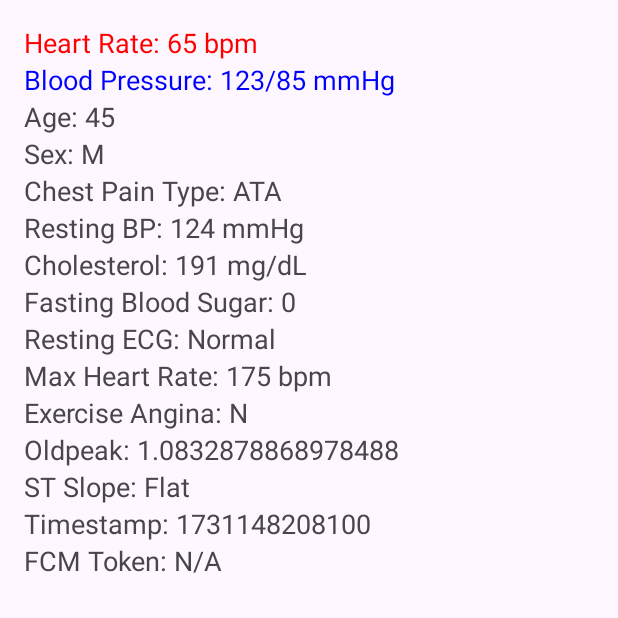
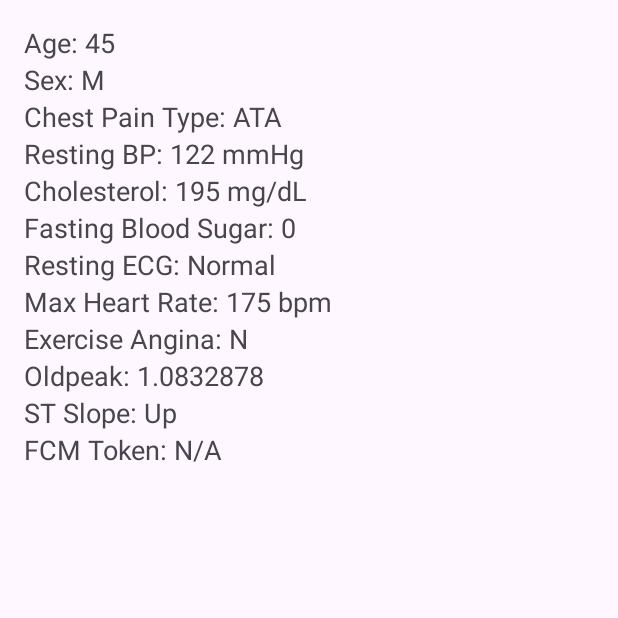
Before and after one commit to maggieqin0506/HeartAnomalyDetection, an Android app: the screen it shows after launch (MainActivity), on a phone screen of 412 x 824 dp, the top half of it. Run offline under Robolectric (Android 15) with nearby library versions, the phone set to English and light mode, and no system bars; libraries missing offline, so code that uses them is left out: info.mqtt.android, org.eclipse.paho; 7 statements that could not run were skipped.

Commit message:
finally works

```diff
--- a/CardioAlert/app/src/main/java/com/example/cardioalert/MainActivity.kt
+++ b/CardioAlert/app/src/main/java/com/example/cardioalert/MainActivity.kt
@@ -14,6 +14,8 @@ import androidx.appcompat.app.AppCompatActivity
 import androidx.core.app.NotificationCompat
 import androidx.lifecycle.lifecycleScope
 import com.example.cardioalert.databinding.ActivityMainBinding
+import com.google.android.gms.tasks.OnCompleteListener
+import com.google.firebase.messaging.FirebaseMessaging
 import com.google.firebase.messaging.FirebaseMessagingService
 import com.google.firebase.messaging.RemoteMessage
 import com.google.gson.Gson
@@ -49,8 +51,6 @@ class MainActivity : AppCompatActivity() {
     var baselineMaxHR = 220 - age     // Maximum heart rate based on age
     var baselineRestingBP = 120
     var baselineCholesterol = 200
-    var baselineSystolic = 120
-    var baselineDiastolic = 80
     var baselineOldpeak = 1.0
 
     override fun onCreate(savedInstanceState: Bundle?) {
@@ -119,26 +119,19 @@ class MainActivity : AppCompatActivity() {
             while (keepRunning) {
                 // Generate fake data
                 val fakeData = generateFakeData()
+                binding.ageTextView.text = "Age: ${fakeData.Age}"
+                binding.sexTextView.text = "Sex: ${fakeData.Sex}"
+                binding.chestPainTypeTextView.text = "Chest Pain Type: ${fakeData.ChestPainType}"
+                binding.restingBPTextView.text = "Resting BP: ${fakeData.RestingBP} mmHg"
+                binding.cholesterolTextView.text = "Cholesterol: ${fakeData.Cholesterol} mg/dL"
+                binding.fastingBSTextView.text = "Fasting Blood Sugar: ${fakeData.FastingBS}"
+                binding.restingECGTextView.text = "Resting ECG: ${fakeData.RestingECG}"
+                binding.maxHRTextView.text = "Max Heart Rate: ${fakeData.MaxHR} bpm"
+                binding.exerciseAnginaTextView.text = "Exercise Angina: ${fakeData.ExerciseAngina}"
+                binding.oldpeakTextView.text = "Oldpeak: ${fakeData.Oldpeak}"
+                binding.stSlopeTextView.text = "ST Slope: ${fakeData.ST_Slope}"
+                binding.fcmTokenTextView.text = "FCM Token: ${fakeData.DEVICE_ID ?: "N/A"}"
 
-                // Update the UI with the fake data
-                binding.heartRateTextView.text = "Heart Rate: ${fakeData.heartRate} bpm"
-                binding.bloodPressureTextView.text =
-                    "Blood Pressure: ${fakeData.systolic}/${fakeData.diastolic} mmHg"
-                binding.ageTextView.text = "Age: ${fakeData.age}"
-                binding.sexTextView.text = "Sex: ${fakeData.sex}"
-                binding.chestPainTypeTextView.text = "Chest Pain Type: ${fakeData.chestPainType}"
-                binding.restingBPTextView.text = "Resting BP: ${fakeData.restingBP} mmHg"
-                binding.cholesterolTextView.text = "Cholesterol: ${fakeData.cholesterol} mg/dL"
-                binding.fastingBSTextView.text = "Fasting Blood Sugar: ${fakeData.fastingBS}"
-                binding.restingECGTextView.text = "Resting ECG: ${fakeData.restingECG}"
-                binding.maxHRTextView.text = "Max Heart Rate: ${fakeData.maxHR} bpm"
-                binding.exerciseAnginaTextView.text = "Exercise Angina: ${fakeData.exerciseAngina}"
-                binding.oldpeakTextView.text = "Oldpeak: ${fakeData.oldpeak}"
-                binding.stSlopeTextView.text = "ST Slope: ${fakeData.st_slope}"
-                binding.timestampTextView.text = "Timestamp: ${fakeData.timestamp}"
-                binding.fcmTokenTextView.text = "FCM Token: ${fakeData.fcmToken ?: "N/A"}"
-
-                // Convert fake data to JSON and publish
                 val fakeDataJson = Gson().toJson(fakeData)
                 publishFakeDataToMQTT(fakeDataJson)
                 delay(1000L)
@@ -187,28 +180,33 @@ class MainActivity : AppCompatActivity() {
 
 
     data class FakeData(
-        val age: Int,
-        val sex: String,
-        val chestPainType: String = "ATA", // ChestPainType ["TA", "ATA", "NAP", ASY"]
-        val restingBP: Int,
-        val cholesterol: Int,
-        val fastingBS: Int,
-        val restingECG: String = "Normal",
-        val maxHR: Int,
-        val exerciseAngina: String = "N",
-        val oldpeak: Double,
-        val st_slope: String,
-        val heartRate: Int,
-        val systolic: Int,
-        val diastolic: Int,
-        val timestamp: Long,
-        val fcmToken: String? = null // Add FCM token field
+        val Age: Int,
+        val Sex: String,
+        val ChestPainType: String = "ATA", // ChestPainType ["TA", "ATA", "NAP", ASY"]
+        val RestingBP: Int,
+        val Cholesterol: Int,
+        val FastingBS: Int,
+        val RestingECG: String = "Normal",
+        val MaxHR: Int,
+        val ExerciseAngina: String = "N",
+        val Oldpeak: Float,
+        val ST_Slope: String,
+        val DEVICE_ID: String? = null // Add FCM token field
     )
 
     private fun generateFakeData(): FakeData {
         val sharedPreferences =
             getSharedPreferences("com.example.cardioalert", Context.MODE_PRIVATE)
         val fcmToken = sharedPreferences.getString("fcm_token", null)
+        fcmToken?.run {
+            FirebaseMessaging.getInstance().token.addOnCompleteListener(OnCompleteListener { task ->
+                if (!task.isSuccessful) {
+                    return@OnCompleteListener
+                }
+                val token = task.result
+                val msg = getString(R.string.msg_token_fmt, token)
+            })
+        }
 
         val currentHour = (System.currentTimeMillis() / (1000 * 60 * 60) % 24).toInt()
         val dailyCycleFactor =
@@ -221,29 +219,18 @@ class MainActivity : AppCompatActivity() {
         val fastingBS =
             if ((70..120).random() >= 120) 1 else 0 // Binary indicator for elevated blood sugar
         val restingECG =
-            if ((1..100).random() < 5) "Abnormal" else "Normal" // 5% chance of abnormal reading
+            if ((1..100).random() < 5) "ST" else "Normal" // 5% chance of abnormal reading
         val oldpeak =
             (baselineOldpeak + dailyCycleFactor * 0.5 + (-0.2 + Math.random() * 0.4)).coerceIn(
                 0.0,
                 5.0
-            )
+            ).toFloat()
         val st_slope = listOf("Up", "Flat", "Down").random()
-        val systolic = (baselineSystolic + dailyCycleFactor * 10 + (-5..5).random()).roundToInt()
-            .coerceIn(90, 140)
-        val diastolic = (baselineDiastolic + dailyCycleFactor * 5 + (-3..3).random()).roundToInt()
-            .coerceIn(60, 90)
-
-        // Realistic heart rate simulation with daily and event-based variation
-        var heartRate =
-            (baselineRestingHeartRate + dailyCycleFactor * 5 + (-2..2).random()).roundToInt()
         var maxHR = baselineMaxHR // Age-based max heart rate, adjusted during events
 
         // Simulate an exercise or stress event randomly, which temporarily increases heart rate
         val exerciseEvent = (1..100).random() < 10 // 10% chance for an exercise event
         if (exerciseEvent) {
-            heartRate =
-                (baselineRestingHeartRate + 0.7 * (maxHR - baselineRestingHeartRate)).roundToInt()
-                    .coerceIn(60, maxHR)
             maxHR = baselineMaxHR
         } else {
             // Return to baseline gradually if no event
@@ -251,20 +238,16 @@ class MainActivity : AppCompatActivity() {
         }
 
         return FakeData(
-            age = age,
-            sex = sex,
-            restingBP = restingBP,
-            cholesterol = cholesterol,
-            fastingBS = fastingBS,
-            restingECG = restingECG,
-            maxHR = maxHR,
-            oldpeak = oldpeak,
-            st_slope = st_slope,
-            heartRate = heartRate,
-            systolic = systolic,
-            diastolic = diastolic,
-            timestamp = System.currentTimeMillis(),
-            fcmToken = fcmToken
+            Age = age,
+            Sex = sex,
+            RestingBP = restingBP,
+            Cholesterol = cholesterol,
+            FastingBS = fastingBS,
+            RestingECG = restingECG,
+            MaxHR = maxHR,
+            Oldpeak = oldpeak,
+            ST_Slope = st_slope,
+            DEVICE_ID = fcmToken
         )
     }
 
--- a/CardioAlert/app/src/main/res/layout/activity_main.xml
+++ b/CardioAlert/app/src/main/res/layout/activity_main.xml
@@ -3,22 +3,6 @@
     android:layout_height="match_parent"
     android:orientation="vertical"
     android:padding="16dp">
-
-    <TextView
-        android:id="@+id/heartRateTextView"
-        android:layout_width="wrap_content"
-        android:layout_height="wrap_content"
-        android:text="Heart Rate: Waiting for data..."
-        android:textColor="#FF0000"
-        android:textSize="18sp" />
-
-    <TextView
-        android:id="@+id/bloodPressureTextView"
-        android:layout_width="wrap_content"
-        android:layout_height="wrap_content"
-        android:text="Blood Pressure: Waiting for data..."
-        android:textColor="#0000FF"
-        android:textSize="18sp" />
 
     <TextView
         android:id="@+id/ageTextView"
@@ -98,13 +82,6 @@
         android:textSize="18sp" />
 
     <TextView
-        android:id="@+id/timestampTextView"
-        android:layout_width="wrap_content"
-        android:layout_height="wrap_content"
-        android:text="Timestamp: Waiting for data..."
-        android:textSize="18sp" />
-
-    <TextView
         android:id="@+id/fcmTokenTextView"
         android:layout_width="wrap_content"
         android:layout_height="wrap_content"
--- a/CardioAlert/app/src/main/res/values/strings.xml
+++ b/CardioAlert/app/src/main/res/values/strings.xml
@@ -1,3 +1,4 @@
 <resources>
     <string name="app_name">CardioAlert</string>
+    <string name="msg_token_fmt">FCM Registration Token: %1$s</string>
 </resources>
```
Also changed, not shown: 3 other files.
